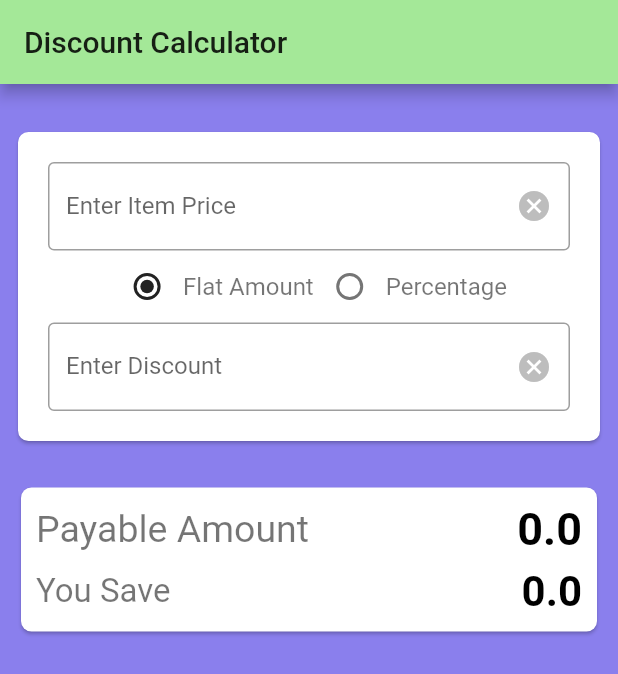
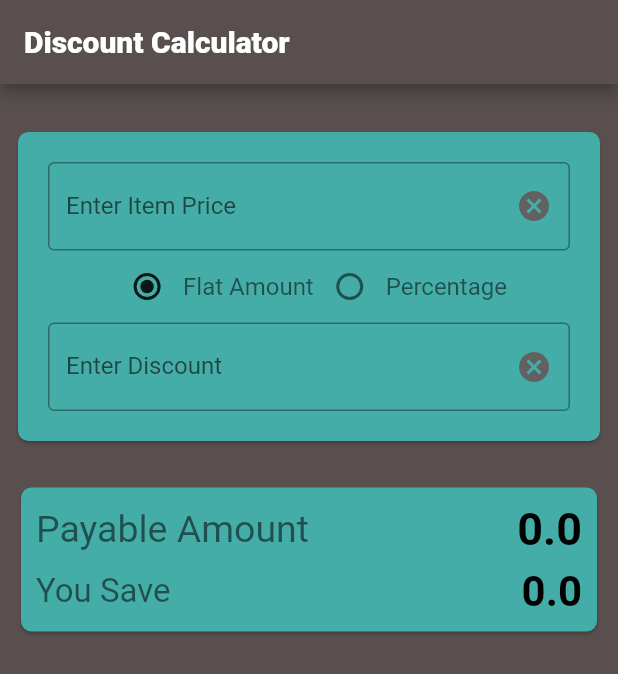
Before and after one commit to dhruvashastri12/Discount-Calculation-Flutter, a Flutter app: the screen it shows after launch, on a phone screen of 412 x 824 dp. Shown: the top 674 px of the screen. Run offline on Flutter 3.47's test engine with Material 2 defaults, Android fonts, the phone set to English and light mode, and no system bars.

Commit message:
UI color changes

```diff
--- a/lib/main.dart
+++ b/lib/main.dart
@@ -18,8 +18,13 @@ class DiscCalculation extends StatefulWidget {
 }
 
 class _DiscCalculationState extends State<DiscCalculation> {
-  final Color scaffoldColor = Color(0Xff8A7FED);
-  final Color appbarColor = Color(0XffA4E898);
+  // final Color scaffoldColor = Color(0Xff8A7FED);
+  final Color scaffoldColor = Color(0Xff594F4F);
+  // final Color scaffoldColor = Color(0Xff594F4F);
+
+  // final Color appbarColor = Color(0XffA4E898);
+  final Color appbarColor = Color(0Xff594F4F);
+  // final Color appbarColor = Color(0Xff594F4F);
 
   @override
   Widget build(BuildContext context) {
@@ -27,7 +32,7 @@ class _DiscCalculationState extends State<DiscCalculation> {
       backgroundColor: scaffoldColor,
       appBar: AppBar(
         backgroundColor: appbarColor,
-        title: Text('Discount Calculator', style: TextStyle(color: Colors.black87),),
+        title: Text('Discount Calculator', style: TextStyle(color: Colors.white, fontWeight: FontWeight.w800),),
       ),
       body: Container(
         child: CalcBody(),
@@ -111,7 +116,9 @@ class _CalcBodyState extends State<CalcBody> {
         Padding(
           padding: const EdgeInsets.all(8.0),
           child: Card(
-            color: Colors.white,
+            // color: Colors.white,
+            // color: Color(0Xff547980),
+            color: Color(0Xff45ADA8),
             shape:
                 RoundedRectangleBorder(borderRadius: BorderRadius.circular(7)),
             child: Padding(
@@ -123,7 +130,7 @@ class _CalcBodyState extends State<CalcBody> {
                     keyboardType: TextInputType.number,
                     decoration: InputDecoration(
                       suffixIcon: IconButton(
-                        icon: Icon(Icons.cancel, color: Colors.grey[400]),
+                        icon: Icon(Icons.cancel, color: Colors.grey[700]),
                         onPressed: () {
                           _itemEditController.clear();
                           payableAmount = 0.0;
@@ -179,7 +186,7 @@ class _CalcBodyState extends State<CalcBody> {
                     keyboardType: TextInputType.number,
                     decoration: InputDecoration(
                       suffixIcon: IconButton(
-                        icon: Icon(Icons.cancel, color: Colors.grey[400]),
+                        icon: Icon(Icons.cancel, color: Colors.grey[700]),
                         onPressed: () {
                           _discountEditController.clear();
                           payableAmount = 0.0;
@@ -203,7 +210,8 @@ class _CalcBodyState extends State<CalcBody> {
         Padding(
           padding: const EdgeInsets.all(10.0),
           child: Card(
-            color: Colors.white,
+            // color: Color(0XffFF8c94),
+            color: Color(0Xff45ADA8),
             shape:
                 RoundedRectangleBorder(borderRadius: BorderRadius.circular(7)),
             child: Padding(
```
Also changed, not shown: pubspec.lock.
